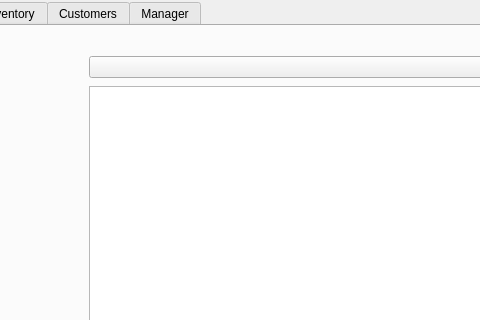
Old version of the form easy-cheese.ui in the repository Crunchymcbones/Demo-store; both pictures show x 103 to 583 and y 0 to 320 of the 1112 by 884 pixel window.
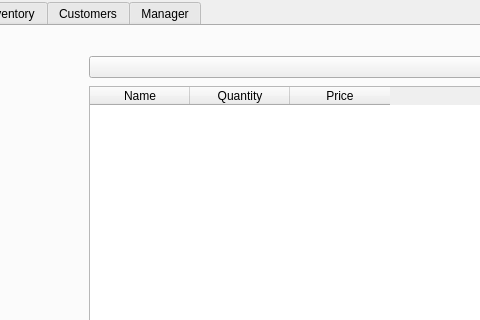
New version of the form.

Commit message: added the ability to add products into the checkout menu, Value is still broken.

The edit to the form file:
```diff
--- a/easy-cheese.ui
+++ b/easy-cheese.ui
@@ -39,9 +39,27 @@
         <height>601</height>
        </rect>
       </property>
+      <attribute name="horizontalHeaderDefaultSectionSize">
+       <number>100</number>
+      </attribute>
       <attribute name="verticalHeaderVisible">
        <bool>false</bool>
       </attribute>
+      <column>
+       <property name="text">
+        <string>Name</string>
+       </property>
+      </column>
+      <column>
+       <property name="text">
+        <string>Quantity</string>
+       </property>
+      </column>
+      <column>
+       <property name="text">
+        <string>Price</string>
+       </property>
+      </column>
      </widget>
      <widget class="QComboBox" name="coProdNameCbo">
       <property name="geometry">
```
The commit also changes 1 other file.
